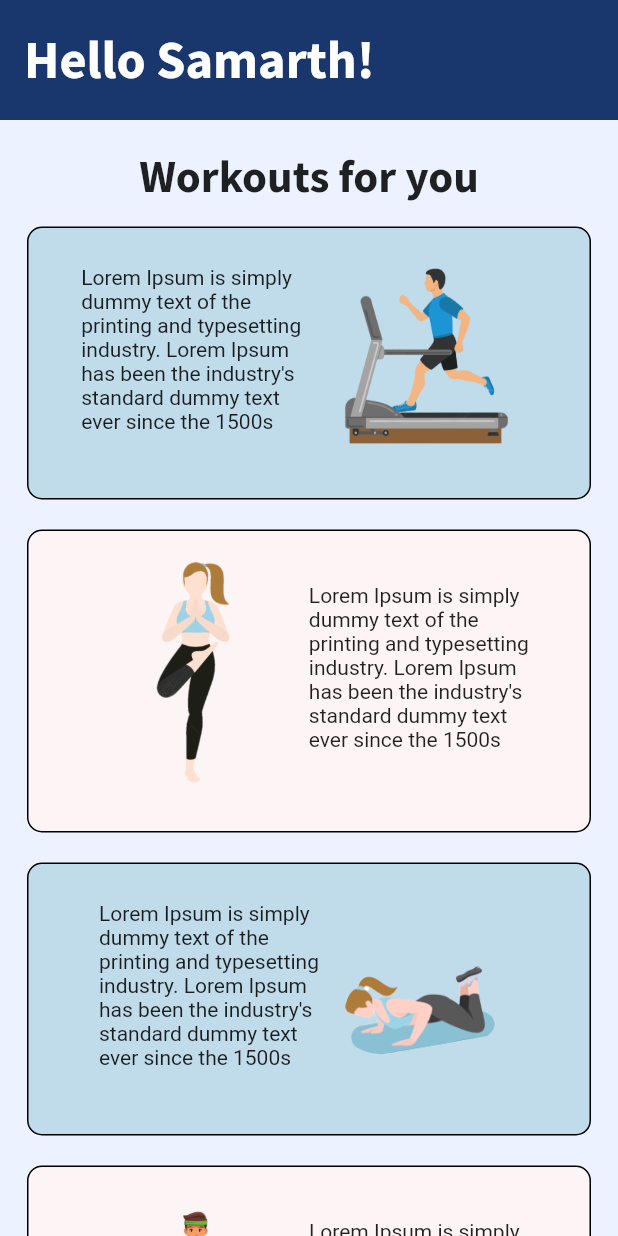
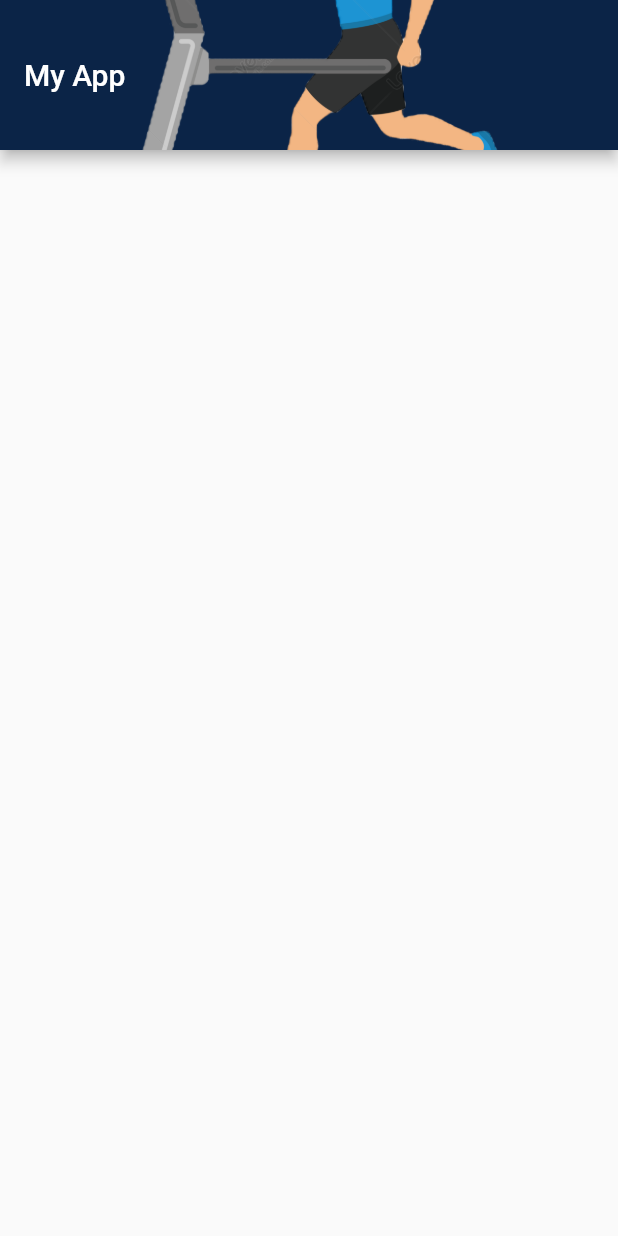
Before and after one commit to Sxmxrth/CalFit-Mini-Project, a Flutter app: the fitnessCenter screen opened directly, after a tap on an icon or button, on a phone screen of 412 x 824 dp. Run offline on Flutter 3.47's test engine with Material 2 defaults, Android fonts, the light colour scheme and no system bars; our stand-ins replace cloud_firestore, firebase_auth, firebase_core, pedometer; accounts and stored records are empty.

Commit message:
Naviagtion problem persists

```diff
--- a/cal_fit/lib/screens/calories.dart
+++ b/cal_fit/lib/screens/calories.dart
@@ -14,8 +14,10 @@ class Calories extends StatefulWidget {
 class _CaloriesState extends State<Calories> {
   @override
   Widget build(BuildContext context) {
-    return Center(
-      child: Text("Calories"),
+    return Scaffold(
+      body: Center(
+        child: Text("Calories"),
+      ),
     );
   }
 }
--- a/cal_fit/lib/screens/diet.dart
+++ b/cal_fit/lib/screens/diet.dart
@@ -9,8 +9,10 @@ class Diet extends StatelessWidget {
 
   @override
   Widget build(BuildContext context) {
-    return Center(
-      child: Text("Diet"),
+    return Scaffold(
+      body: Center(
+        child: Text("Diet"),
+      ),
     );
   }
 }
--- /dev/null
+++ b/cal_fit/lib/screens/exercise.dart
@@ -0,0 +1,24 @@
+// ignore_for_file: prefer_const_constructors
+
+import 'package:cal_fit/widgets/bottomNavbar.dart';
+import 'package:flutter/material.dart';
+
+class Exercise extends StatelessWidget {
+  const Exercise({super.key});
+
+  @override
+  Widget build(BuildContext context) {
+    return Scaffold(
+      appBar: AppBar(
+        automaticallyImplyLeading: false,
+        toolbarHeight: 100,
+        backgroundColor: Color(0xff0B2447),
+        flexibleSpace: Image(
+          image: AssetImage('images/cardio.png'),
+          fit: BoxFit.cover,
+        ),
+        title: Text('My App'),
+      ),
+    );
+  }
+}
--- a/cal_fit/lib/screens/fitnessCenter.dart
+++ b/cal_fit/lib/screens/fitnessCenter.dart
@@ -48,32 +48,41 @@ class _fitnessCenterState extends State<fitnessCenter> {
               CardImageRight(
                 image: "images/cardio.png",
                 content:
-                      "Lorem Ipsum is simply dummy text of the printing and typesetting industry. Lorem Ipsum has been the industry's standard dummy text ever since the 1500s"),
+                    "Lorem Ipsum is simply dummy text of the printing and typesetting industry. Lorem Ipsum has been the industry's standard dummy text ever since the 1500s",
+                type: "Cardio",
+              ),
               SizedBox(height: 20),
               CardImageLeft(
                 image: "images/core.png",
                 content:
-                      "Lorem Ipsum is simply dummy text of the printing and typesetting industry. Lorem Ipsum has been the industry's standard dummy text ever since the 1500s"),
+                    "Lorem Ipsum is simply dummy text of the printing and typesetting industry. Lorem Ipsum has been the industry's standard dummy text ever since the 1500s",
+                type: "Core",
+              ),
               SizedBox(height: 20),
               CardImageRight(
                 image: "images/chest.png",
                 content:
-                      "Lorem Ipsum is simply dummy text of the printing and typesetting industry. Lorem Ipsum has been the industry's standard dummy text ever since the 1500s"),
+                    "Lorem Ipsum is simply dummy text of the printing and typesetting industry. Lorem Ipsum has been the industry's standard dummy text ever since the 1500s",
+                type: "Chest",
+              ),
               SizedBox(height: 20),
               CardImageLeft(
                 image: "images/back.png",
                 content:
-                      "Lorem Ipsum is simply dummy text of the printing and typesetting industry. Lorem Ipsum has been the industry's standard dummy text ever since the 1500s"),
+                    "Lorem Ipsum is simply dummy text of the printing and typesetting industry. Lorem Ipsum has been the industry's standard dummy text ever since the 1500s",
+                type: "Back",
+              ),
               SizedBox(height: 20),
               CardImageRight(
                 image: "images/legs.png",
                 content:
-                      "Lorem Ipsum is simply dummy text of the printing and typesetting industry. Lorem Ipsum has been the industry's standard dummy text ever since the 1500s"),
+                    "Lorem Ipsum is simply dummy text of the printing and typesetting industry. Lorem Ipsum has been the industry's standard dummy text ever since the 1500s",
+                type: "Legs",
+              ),
             ],
           ),
         ],
       ),
-      // bottomNavigationBar: bottomNavbar(),
     );
   }
 }
--- a/cal_fit/lib/widgets/reusableCard.dart
+++ b/cal_fit/lib/widgets/reusableCard.dart
@@ -1,14 +1,33 @@
 // ignore_for_file: file_names, use_key_in_widget_constructors, prefer_const_constructors
+import 'package:cal_fit/screens/exercise.dart';
 import 'package:flutter/material.dart';
 
 class CardImageRight extends StatelessWidget {
-  String image, content;
-  CardImageRight({required this.image, required this.content});
+  String image, content, type;
+  CardImageRight(
+      {required this.image, required this.content, required this.type});
 
   @override
   Widget build(BuildContext context) {
     return GestureDetector(
-      onTap: () {},
+      onTap: () {
+        if (type == "Cardio") {
+          Navigator.push(
+            context,
+            MaterialPageRoute(builder: (context) => Exercise()),
+          );
+        } else if (type == "Chest") {
+          Navigator.push(
+            context,
+            MaterialPageRoute(builder: (context) => Exercise()),
+          );
+        } else {
+          Navigator.push(
+            context,
+            MaterialPageRoute(builder: (context) => Exercise()),
+          );
+        }
+      },
       child: Container(
         padding: EdgeInsets.only(top: 20),
         decoration: BoxDecoration(
@@ -42,8 +61,9 @@ class CardImageRight extends StatelessWidget {
 }
 
 class CardImageLeft extends StatelessWidget {
-  String image, content;
-  CardImageLeft({required this.image, required this.content});
+  String image, content, type;
+  CardImageLeft(
+      {required this.image, required this.content, required this.type});
 
   @override
   Widget build(BuildContext context) {
```
Also changed, not shown: cal_fit/lib/screens/dashboard.dart (+6 -4 lines). Lines whose indentation alone changed are shown as unchanged.
